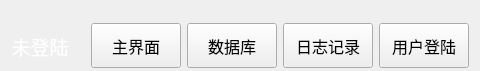
Above: sdmpCore/navbarwid.ui from ChinaClever/SDMP before the change; both pictures show x 539 to 1019 and y 0 to 71 of the 1019 by 71 pixel window. Below: the same form after it.
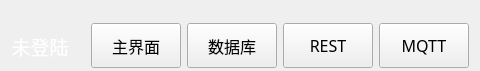
That is the form after the change.

Diff of the .ui file:
```diff
--- a/sdmpCore/navbarwid.ui
+++ b/sdmpCore/navbarwid.ui
@@ -110,7 +110,7 @@
       </font>
      </property>
      <property name="text">
-      <string>用户登陆</string>
+      <string>MQTT</string>
      </property>
     </widget>
    </item>
@@ -185,7 +185,7 @@
       </font>
      </property>
      <property name="text">
-      <string>日志记录</string>
+      <string>REST</string>
      </property>
     </widget>
    </item>
```
